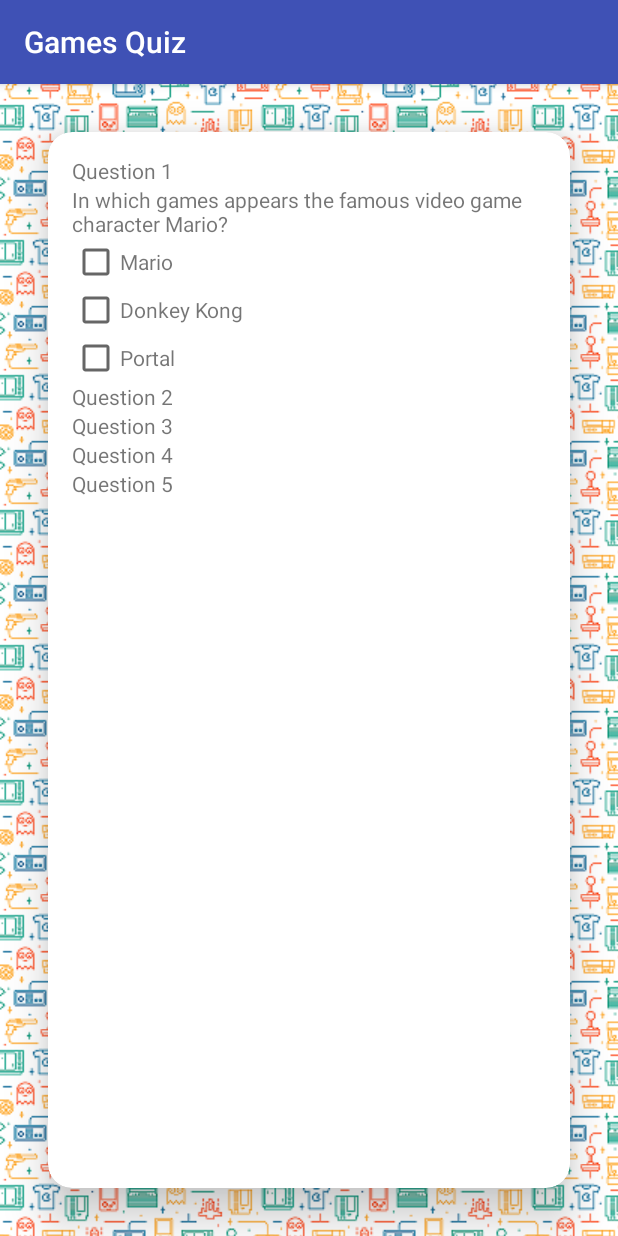
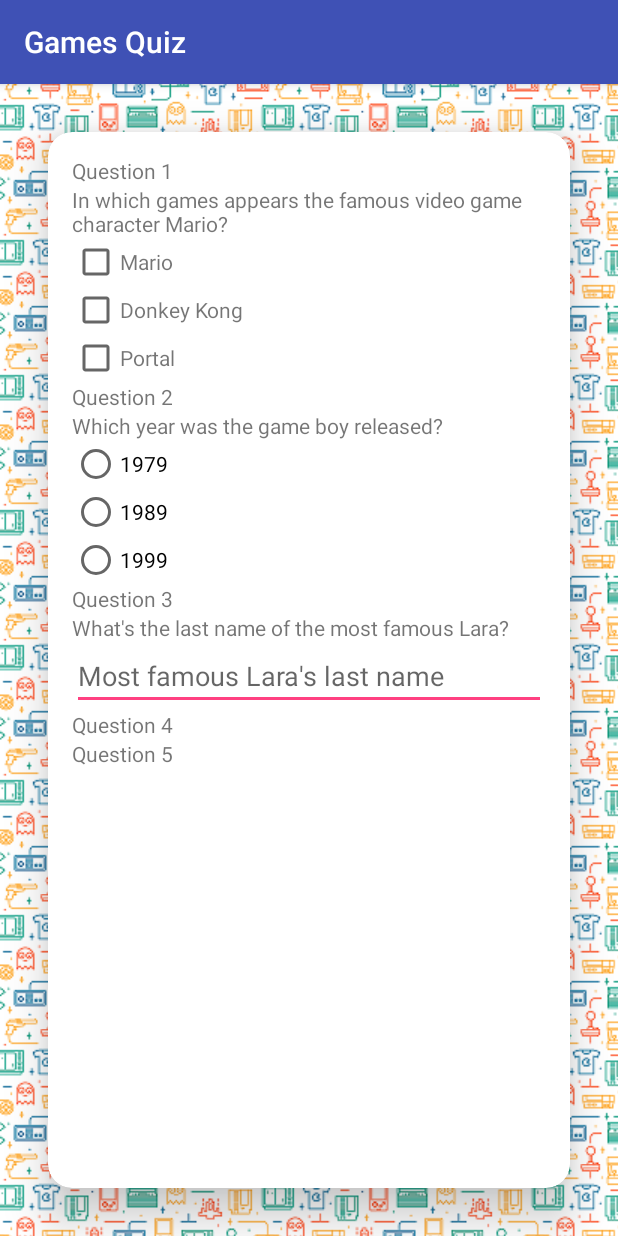
Before and after one commit to laramartin/android_games_quiz_udacity, an Android app: the screen it shows after launch (MainActivity), on a phone screen of 412 x 824 dp. Run offline under Robolectric (Android 15) with nearby library versions, the phone set to English and light mode, and no system bars.

Commit message:
quest 2 radio butt, quest 3 input text

```diff
--- a/GamesQuiz/app/build.gradle
+++ b/GamesQuiz/app/build.gradle
@@ -5,7 +5,7 @@ android {
     buildToolsVersion "24.0.1"
 
     defaultConfig {
-        applicationId "eu.laramartin.gamesquiz"
+        applicationId "eu.laramartin.gamesquiz.udacity"
         minSdkVersion 15
         targetSdkVersion 24
         versionCode 1
--- a/GamesQuiz/app/src/main/res/layout/activity_main.xml
+++ b/GamesQuiz/app/src/main/res/layout/activity_main.xml
@@ -85,11 +85,47 @@
                 android:layout_height="wrap_content"
                 android:text="@string/question2title"/>
 
+            <TextView
+                android:layout_width="match_parent"
+                android:layout_height="wrap_content"
+                android:text="@string/question2"/>
+
+            <RadioGroup xmlns:android="http://schemas.android.com/apk/res/android"
+                android:layout_width="fill_parent"
+                android:layout_height="wrap_content"
+                android:orientation="vertical">
+                <RadioButton android:id="@+id/radio_1979"
+                    android:layout_width="wrap_content"
+                    android:layout_height="wrap_content"
+                    android:text="@string/answer1979"
+                    android:onClick=""/>
+                <RadioButton android:id="@+id/radio_1989"
+                    android:layout_width="wrap_content"
+                    android:layout_height="wrap_content"
+                    android:text="@string/answer1989"
+                    android:onClick=""/>
+                <RadioButton android:id="@+id/radio_1999"
+                    android:layout_width="wrap_content"
+                    android:layout_height="wrap_content"
+                    android:text="@string/answer1999"
+                    android:onClick=""/>
+            </RadioGroup>
 
             <TextView
                 android:layout_width="match_parent"
                 android:layout_height="wrap_content"
                 android:text="@string/question3title"/>
+
+            <TextView
+                android:layout_width="match_parent"
+                android:layout_height="wrap_content"
+                android:text="@string/question3"/>
+            <EditText
+                android:id="@+id/answerLaraLastName"
+                android:layout_width="fill_parent"
+                android:layout_height="wrap_content"
+                android:hint="@string/LastNameLaraHint"
+                android:inputType="text" />
 
 
             <TextView
--- a/GamesQuiz/app/src/main/res/values/strings.xml
+++ b/GamesQuiz/app/src/main/res/values/strings.xml
@@ -9,4 +9,10 @@
     <string name="answerMario">Mario</string>
     <string name="answerDonkeyKong">Donkey Kong</string>
     <string name="answerPortal">Portal</string>
+    <string name="question2">Which year was the game boy released?</string>
+    <string name="answer1989">1989</string>
+    <string name="answer1979">1979</string>
+    <string name="answer1999">1999</string>
+    <string name="question3">What\'s the last name of the most famous Lara?</string>
+    <string name="LastNameLaraHint">Most famous Lara\'s last name</string>
 </resources>
```
